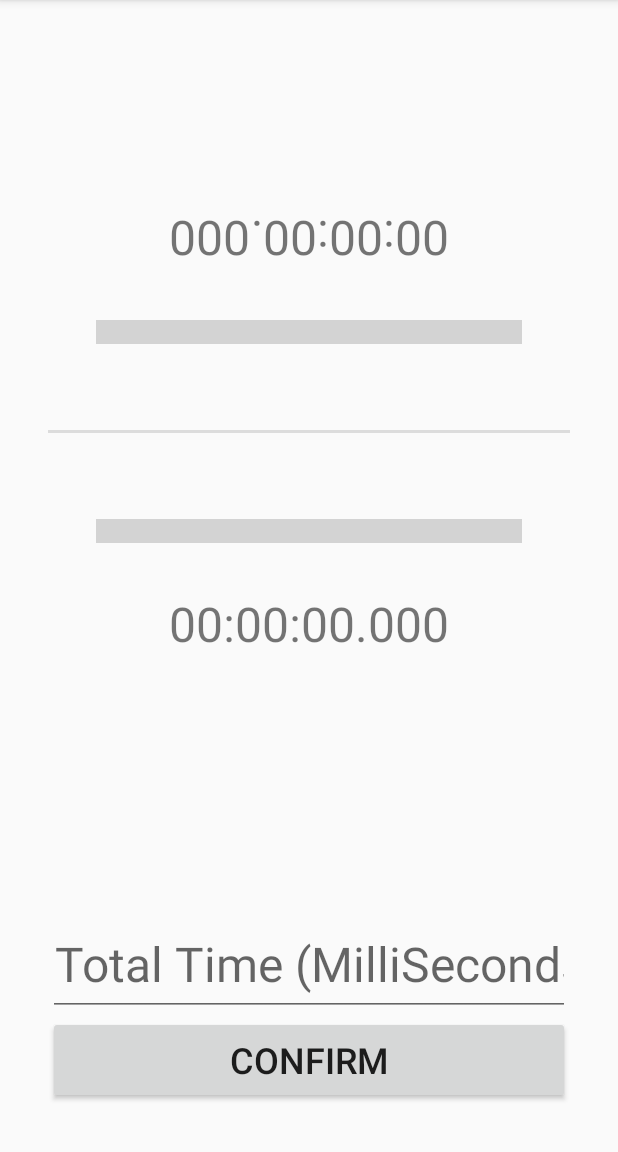
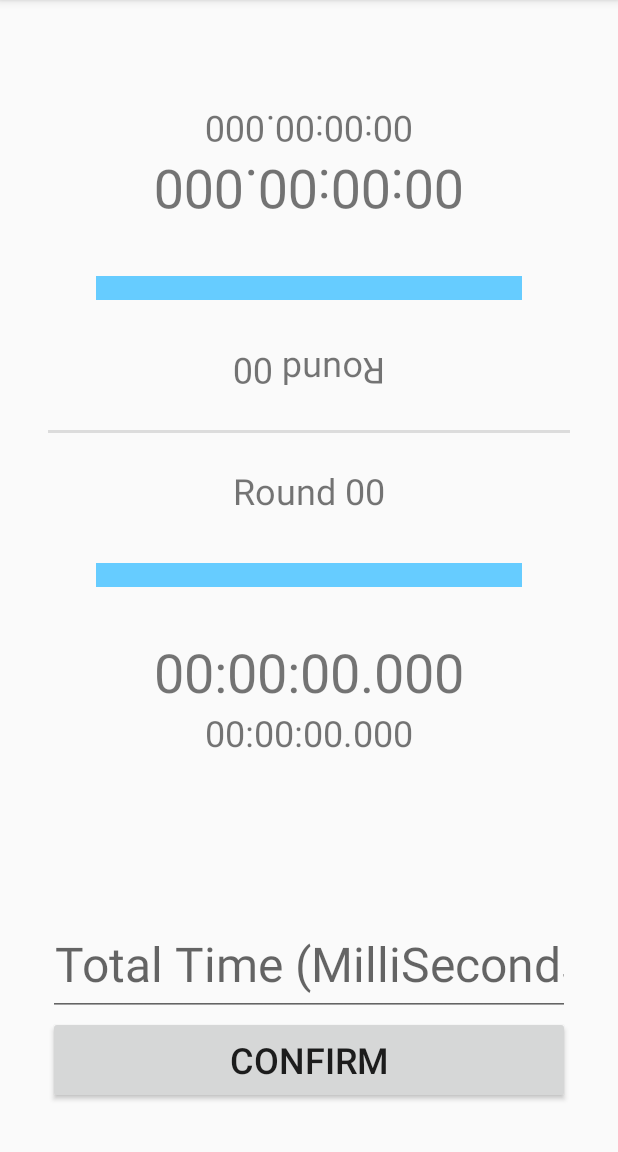
Before and after one commit to Klnsyf-Sun/Klnsyf-s-Utils, an Android app: the screen it shows after launch (MainActivity), in the options menu, after a tap on "Set Timer", on a phone screen of 412 x 824 dp, the part 84-1236 px from its top. Run offline under Robolectric (Android 15) with nearby library versions, the phone set to English and light mode, and no system bars.

Commit message:
Update v1.1.0.3
New Feature:
· Added: Total Time & Round.
Fixed Bug(s):
· Crashes when initialize the media player repeatedly.

```diff
--- a/Duel Timer/src/main/java/com/klnsyf/ego/dueltimer/activities/MainActivity.java
+++ b/Duel Timer/src/main/java/com/klnsyf/ego/dueltimer/activities/MainActivity.java
@@ -27,6 +27,11 @@ public class MainActivity extends AppCompatActivity {
     private boolean round = false;
     private long startTime = 0;
 
+    private long totalTimeTop = 0;
+    private int roundTop = 0;
+    private long totalTimeBottom = 0;
+    private int roundBottom = 0;
+
     private Handler handler;
 
     @Override
@@ -43,10 +48,9 @@ public class MainActivity extends AppCompatActivity {
             @Override
             public void onClick(View v) {
                 if (((EditText) findViewById(R.id.totalTime)).getText().length() != 0) {
+                    init();
                     totalTime = Long.parseLong(((EditText) findViewById(R.id.totalTime)).getText().toString());
                     startTime = 7734;
-                    handler.removeCallbacks(timerThread);
-                    initMediaPlayer();
                     TranslateAnimation hiddenAction = new TranslateAnimation(Animation.RELATIVE_TO_SELF,
                             0.0f, Animation.RELATIVE_TO_SELF, 0.0f,
                             Animation.RELATIVE_TO_SELF, 0.0f, Animation.RELATIVE_TO_SELF,
@@ -56,11 +60,6 @@ public class MainActivity extends AppCompatActivity {
                     findViewById(R.id.buttonLayout).setVisibility(View.GONE);
                     ((TextView) findViewById(R.id.timeTop)).setText(milliSecond2TimeString(totalTime));
                     ((TextView) findViewById(R.id.timeBottom)).setText(milliSecond2TimeString(totalTime));
-                    ((ProgressBar) findViewById(R.id.progressBarTop)).setProgress(progressBarMaxValue);
-                    ((ProgressBar) findViewById(R.id.progressBarBottom)).setProgress(progressBarMaxValue);
-                    int[] color = {Color.parseColor("#66ccff")};
-                    ((ProgressBar) findViewById(R.id.progressBarTop)).setProgressTintList(new ColorStateList(new int[1][1], color));
-                    ((ProgressBar) findViewById(R.id.progressBarBottom)).setProgressTintList(new ColorStateList(new int[1][1], color));
                 }
             }
         });
@@ -77,6 +76,18 @@ public class MainActivity extends AppCompatActivity {
                                 handler.post(timerThread)).start();
                         mediaPlayer.start();
                     } else {
+                        mediaPlayer.start();
+                        if (round) {
+                            roundTop++;
+                            totalTimeTop += System.currentTimeMillis() - startTime;
+                            ((TextView) findViewById(R.id.roundTop)).setText(prefixRound(roundTop));
+                            ((TextView) findViewById(R.id.totalTimeTop)).setText(milliSecond2TimeString(totalTimeTop));
+                        } else {
+                            roundBottom++;
+                            totalTimeBottom += System.currentTimeMillis() - startTime;
+                            ((TextView) findViewById(R.id.roundBottom)).setText(prefixRound(roundBottom));
+                            ((TextView) findViewById(R.id.totalTimeBottom)).setText(milliSecond2TimeString(totalTimeBottom));
+                        }
                         round = !round;
                         startTime = System.currentTimeMillis();
                     }
@@ -86,6 +97,31 @@ public class MainActivity extends AppCompatActivity {
                 break;
         }
         return super.dispatchTouchEvent(event);
+    }
+
+    private void init() {
+        totalTimeTop = 0;
+        totalTimeBottom = 0;
+        roundTop = 0;
+        roundBottom = 0;
+        startTime = 0;
+        round = true;
+        handler.removeCallbacks(timerThread);
+        if (mediaPlayer != null) {
+            mediaPlayer.release();
+        }
+        ((TextView) findViewById(R.id.timeTop)).setText(milliSecond2TimeString(0));
+        ((TextView) findViewById(R.id.timeBottom)).setText(milliSecond2TimeString(0));
+        ((TextView) findViewById(R.id.totalTimeTop)).setText(milliSecond2TimeString(0));
+        ((TextView) findViewById(R.id.totalTimeBottom)).setText(milliSecond2TimeString(0));
+        ((TextView) findViewById(R.id.roundTop)).setText(prefixRound(0));
+        ((TextView) findViewById(R.id.roundBottom)).setText(prefixRound(0));
+        ((ProgressBar) findViewById(R.id.progressBarTop)).setProgress(progressBarMaxValue);
+        ((ProgressBar) findViewById(R.id.progressBarBottom)).setProgress(progressBarMaxValue);
+        int[] color = {Color.parseColor("#66ccff")};
+        ((ProgressBar) findViewById(R.id.progressBarTop)).setProgressTintList(new ColorStateList(new int[1][1], color));
+        ((ProgressBar) findViewById(R.id.progressBarBottom)).setProgressTintList(new ColorStateList(new int[1][1], color));
+        initMediaPlayer();
     }
 
     private void initMediaPlayer() {
@@ -98,13 +134,17 @@ public class MainActivity extends AppCompatActivity {
     }
 
     private String milliSecond2TimeString(long totalMilliSecond) {
-        long hour =  totalMilliSecond / 1000 / 60 / 60;
+        long hour = totalMilliSecond / 1000 / 60 / 60;
         int minute = (int) (totalMilliSecond - hour * 60 * 60 * 1000) / 1000 / 60;
         int second = (int) (totalMilliSecond - hour * 60 * 60 * 1000 - minute * 60 * 1000) / 1000;
         int milliSecond = (int) (totalMilliSecond - hour * 60 * 60 * 1000 - minute * 60 * 1000 - second * 1000);
         StringBuffer stringBuffer = new StringBuffer();
         stringBuffer.append(hour < 10 ? 0 : "").append(hour).append(":").append(minute < 10 ? 0 : "").append(minute).append(":").append(second < 10 ? 0 : "").append(second).append(".").append(milliSecond < 100 ? 0 : "").append(milliSecond < 10 ? 0 : "").append(milliSecond);
         return stringBuffer.toString();
+    }
+
+    private String prefixRound(int round) {
+        return "Round " + (round < 10 ? "0" : "") + round;
     }
 
     @Override
@@ -118,12 +158,7 @@ public class MainActivity extends AppCompatActivity {
         switch (item.getItemId()) {
             case R.id.setTimer_item:
                 if (findViewById(R.id.buttonLayout).getVisibility() != View.VISIBLE) {
-                    startTime = 0;
-                    round = true;
-                    handler.removeCallbacks(timerThread);
-                    if (mediaPlayer != null) {
-                        mediaPlayer.release();
-                    }
+                    init();
                     TranslateAnimation showAction = new TranslateAnimation(Animation.RELATIVE_TO_SELF,
                             0.0f, Animation.RELATIVE_TO_SELF, 0.0f,
                             Animation.RELATIVE_TO_SELF, 1.0f, Animation.RELATIVE_TO_SELF,
@@ -141,27 +176,37 @@ public class MainActivity extends AppCompatActivity {
     Runnable timerThread = new Runnable() {
         @Override
         public void run() {
-            TextView textView;
+            TextView timeView, roundView, totalTimeView;
             ProgressBar progressBar;
             if (round) {
-                textView = findViewById(R.id.timeTop);
+                timeView = findViewById(R.id.timeTop);
                 progressBar = findViewById(R.id.progressBarTop);
+                roundView = findViewById(R.id.roundTop);
+                totalTimeView = findViewById(R.id.totalTimeTop);
             } else {
-                textView = findViewById(R.id.timeBottom);
+                timeView = findViewById(R.id.timeBottom);
                 progressBar = findViewById(R.id.progressBarBottom);
+                roundView = findViewById(R.id.roundBottom);
+                totalTimeView = findViewById(R.id.totalTimeBottom);
             }
             handler.postDelayed(this, 5);
             if (System.currentTimeMillis() - startTime > totalTime) {
-                textView.setText(milliSecond2TimeString(0));
+                timeView.setText(milliSecond2TimeString(0));
                 progressBar.setProgress(0);
                 startTime += 5000;
+                if (round) {
+                    totalTimeTop += 5000;
+                } else {
+                    totalTimeBottom += 5000;
+                }
                 mediaPlayer.start();
             } else {
-                textView.setText(milliSecond2TimeString(totalTime - (System.currentTimeMillis() - startTime)));
+                timeView.setText(milliSecond2TimeString(totalTime - (System.currentTimeMillis() - startTime)));
                 progressBar.setProgress((int) (progressBarMaxValue * (1 - (double) (System.currentTimeMillis() - startTime) / (double) totalTime)));
                 int[] color = {Color.parseColor((1 - (double) (System.currentTimeMillis() - startTime) / (double) totalTime) > 0.5 ? "#66ccff" : (1 - (double) (System.currentTimeMillis() - startTime) / (double) totalTime) > 0.2 ? "#39c5bb" : (1 - (double) (System.currentTimeMillis() - startTime) / (double) totalTime) > 0.1 ? "#ff6600" : "#ff0000")};
                 progressBar.setProgressTintList(new ColorStateList(new int[1][1], color));
             }
+            totalTimeView.setText(milliSecond2TimeString((System.currentTimeMillis() - startTime) + (round ? totalTimeTop : totalTimeBottom)));
         }
     };
 
--- a/Duel Timer/src/main/res/layout/activity_main.xml
+++ b/Duel Timer/src/main/res/layout/activity_main.xml
@@ -33,24 +33,45 @@
 
                 <Space
                     android:layout_width="match_parent"
-                    android:layout_height="wrap_content"
-                    android:layout_weight="1" />
+                    android:layout_height="wrap_content" />
+
+                <LinearLayout
+                    android:layout_width="match_parent"
+                    android:layout_height="match_parent"
+                    android:layout_weight="0.5"
+                    android:orientation="vertical"
+                    android:rotation="180">
 
                     <TextView
                         android:id="@+id/timeTop"
                         android:layout_width="match_parent"
                         android:layout_height="wrap_content"
                         android:fontFamily="sans-serif"
-                    android:rotation="180"
                         android:text="00:00:00.000"
                         android:textAlignment="center"
                         android:textAllCaps="false"
-                    android:textSize="32sp"
+                        android:textSize="36sp"
                         android:visibility="visible"
                         app:layout_constraintBottom_toTopOf="@+id/divider"
                         app:layout_constraintEnd_toEndOf="parent"
                         app:layout_constraintStart_toStartOf="parent"
                         app:layout_constraintTop_toTopOf="parent" />
+
+                    <TextView
+                        android:id="@+id/totalTimeTop"
+                        android:layout_width="match_parent"
+                        android:layout_height="wrap_content"
+                        android:fontFamily="sans-serif"
+                        android:text="00:00:00.000"
+                        android:textAlignment="center"
+                        android:textAllCaps="false"
+                        android:textSize="24sp"
+                        android:visibility="visible"
+                        app:layout_constraintBottom_toTopOf="@+id/divider"
+                        app:layout_constraintEnd_toEndOf="parent"
+                        app:layout_constraintStart_toStartOf="parent"
+                        app:layout_constraintTop_toTopOf="parent" />
+                </LinearLayout>
 
                 <ProgressBar
                     android:id="@+id/progressBarTop"
@@ -70,6 +91,15 @@
                     app:layout_constraintTop_toTopOf="parent" />
 
             </LinearLayout>
+
+            <TextView
+                android:id="@+id/roundTop"
+                android:layout_width="match_parent"
+                android:layout_height="wrap_content"
+                android:rotation="180"
+                android:text="Round 00"
+                android:textAlignment="center"
+                android:textSize="24sp" />
 
             <Space
                 android:layout_width="match_parent"
@@ -92,6 +122,14 @@
                 android:layout_height="wrap_content"
                 android:layout_weight="0.05" />
 
+            <TextView
+                android:id="@+id/roundBottom"
+                android:layout_width="match_parent"
+                android:layout_height="wrap_content"
+                android:text="Round 00"
+                android:textAlignment="center"
+                android:textSize="24sp" />
+
             <LinearLayout
                 android:layout_width="match_parent"
                 android:layout_height="0dp"
@@ -113,6 +151,11 @@
                     app:layout_constraintStart_toStartOf="parent"
                     app:layout_constraintTop_toBottomOf="@+id/timeBottom" />
 
+                <LinearLayout
+                    android:layout_width="match_parent"
+                    android:layout_height="match_parent"
+                    android:orientation="vertical">
+
                     <TextView
                         android:id="@+id/timeBottom"
                         android:layout_width="match_parent"
@@ -121,12 +164,28 @@
                         android:text="00:00:00.000"
                         android:textAlignment="center"
                         android:textAllCaps="false"
-                    android:textSize="32sp"
+                        android:textSize="36sp"
                         android:visibility="visible"
                         app:layout_constraintBottom_toBottomOf="parent"
                         app:layout_constraintEnd_toEndOf="parent"
                         app:layout_constraintStart_toStartOf="parent"
                         app:layout_constraintTop_toBottomOf="@+id/divider" />
+
+                    <TextView
+                        android:id="@+id/totalTimeBottom"
+                        android:layout_width="match_parent"
+                        android:layout_height="wrap_content"
+                        android:fontFamily="sans-serif"
+                        android:text="00:00:00.000"
+                        android:textAlignment="center"
+                        android:textAllCaps="false"
+                        android:textSize="24sp"
+                        android:visibility="visible"
+                        app:layout_constraintBottom_toBottomOf="parent"
+                        app:layout_constraintEnd_toEndOf="parent"
+                        app:layout_constraintStart_toStartOf="parent"
+                        app:layout_constraintTop_toBottomOf="@+id/divider" />
+                </LinearLayout>
 
                 <Space
                     android:layout_width="match_parent"
@@ -158,6 +217,7 @@
                 android:ems="10"
                 android:hint="Total Time (MilliSeconds)"
                 android:inputType="number"
+                android:maxLength="18"
                 android:textAlignment="center"
                 android:textSize="32sp"
                 android:visibility="visible"
```
Also changed, not shown: 2 other files. Lines whose indentation alone changed are shown as unchanged.
